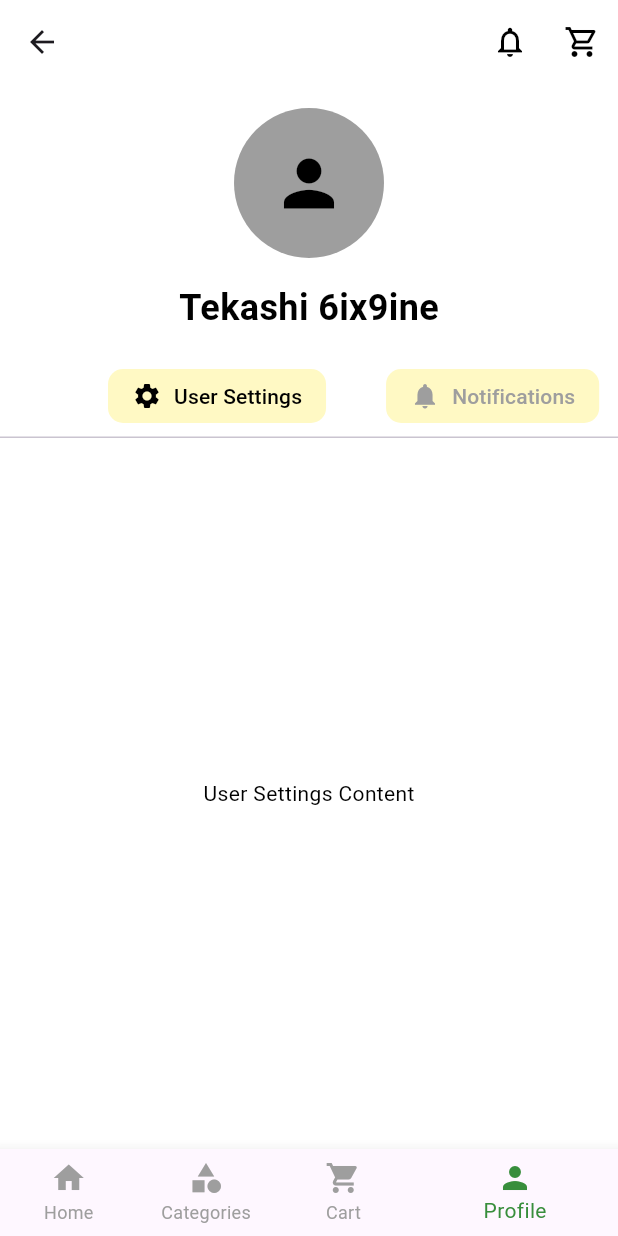
After one commit to Team-Dev-Alliance/aththatu, a Flutter app: the ProfilePage screen opened directly, on a phone screen of 412 x 824 dp. The commit adds this screen. Run offline on Flutter 3.47's test engine with Material 3 defaults, Android fonts, the phone set to English and light mode, and no system bars.

Commit message:
created the profile page

```diff
--- a/client/aththatu/lib/Home/home_page.dart
+++ b/client/aththatu/lib/Home/home_page.dart
@@ -34,7 +34,13 @@
         onTap: (index) {
           setState(() {
             _currentNavIndex = index;
-            // Handle navigation logic here
+            if (index == 1) {
+              Navigator.pushReplacementNamed(context, '/categories');
+            } else if (index == 2) {
+              Navigator.pushReplacementNamed(context, '/cart');
+            } else if (index == 3) {
+              Navigator.pushReplacementNamed(context, '/profile');
+            }
           });
         },
       ),
--- /dev/null
+++ b/client/aththatu/lib/Profile/profile_page.dart
@@ -0,0 +1,71 @@
+import 'package:flutter/material.dart';
+import '../components/profile_header.dart';
+import '../components/profie_tab_bar.dart';
+import 'user_settings_tab.dart';
+import 'notifications_tab.dart';
+import 'wishlist_tab.dart';
+import 'orders_tab.dart';
+import 'wallet_tab.dart';
+import '../components/title_bar.dart';
+import '../components/navigation_bar.dart' as nav;
+
+class ProfilePage extends StatefulWidget {
+  const ProfilePage({super.key});
+
+  @override
+  _ProfilePageState createState() => _ProfilePageState();
+}
+
+class _ProfilePageState extends State<ProfilePage> with SingleTickerProviderStateMixin {
+  late TabController _tabController;
+  int _currentNavIndex = 3; // Profile tab selected
+
+  @override
+  void initState() {
+    super.initState();
+    _tabController = TabController(length: 5, vsync: this);
+  }
+
+  @override
+  void dispose() {
+    _tabController.dispose();
+    super.dispose();
+  }
+
+  @override
+  Widget build(BuildContext context) {
+    return Scaffold(
+      appBar: const TitleBar(),
+      bottomNavigationBar: nav.NavigationBar(
+        currentIndex: _currentNavIndex,
+        onTap: (index) {
+          setState(() {
+            _currentNavIndex = index;
+            if (index == 0) {
+              Navigator.pushReplacementNamed(context, '/home');
+            }
+            // Handle other navigation logic
+          });
+        },
+      ),
+      body: Column(
+        children: [
+          const ProfileHeader(userName: 'Tekashi 6ix9ine'),
+          ProfileTabBar(controller: _tabController),
+          Expanded(
+            child: TabBarView(
+              controller: _tabController,
+              children: const [
+                UserSettingsTab(),
+                NotificationsTab(),
+                WishlistTab(),
+                OrdersTab(),
+                WalletTab(),
+              ],
+            ),
+          ),
+        ],
+      ),
+    );
+  }
+}
--- /dev/null
+++ b/client/aththatu/lib/Profile/user_settings_tab.dart
@@ -0,0 +1,12 @@
+import 'package:flutter/material.dart';
+
+class UserSettingsTab extends StatelessWidget {
+  const UserSettingsTab({super.key});
+
+  @override
+  Widget build(BuildContext context) {
+    return const Center(
+      child: Text('User Settings Content'),
+    );
+  }
+}
--- /dev/null
+++ b/client/aththatu/lib/components/profie_tab_bar.dart
@@ -0,0 +1,44 @@
+import 'package:flutter/material.dart';
+
+class ProfileTabBar extends StatelessWidget {
+  final TabController controller;
+
+  const ProfileTabBar({super.key, required this.controller});
+
+  @override
+  Widget build(BuildContext context) {
+    return TabBar(
+      controller: controller,
+      isScrollable: true,
+      labelColor: Colors.black,
+      unselectedLabelColor: Colors.grey,
+      indicatorColor: Colors.transparent,
+      tabs: [
+        _buildTab('User Settings', Icons.settings),
+        _buildTab('Notifications', Icons.notifications),
+        _buildTab('My Wishlist', Icons.favorite_border),
+        _buildTab('My Orders', Icons.receipt),
+        _buildTab('Wallet', Icons.account_balance_wallet),
+      ],
+    );
+  }
+
+  Widget _buildTab(String label, IconData icon) {
+    return Container(
+      margin: const EdgeInsets.symmetric(vertical: 8, horizontal: 4),
+      padding: const EdgeInsets.symmetric(horizontal: 16, vertical: 8),
+      decoration: BoxDecoration(
+        color: Colors.yellow[100],
+        borderRadius: BorderRadius.circular(10),
+      ),
+      child: Row(
+        mainAxisSize: MainAxisSize.min,
+        children: [
+          Icon(icon, size: 20),
+          const SizedBox(width: 8),
+          Text(label),
+        ],
+      ),
+    );
+  }
+}
--- /dev/null
+++ b/client/aththatu/lib/components/profile_header.dart
@@ -0,0 +1,28 @@
+import 'package:flutter/material.dart';
+
+class ProfileHeader extends StatelessWidget {
+  final String userName;
+
+  const ProfileHeader({super.key, required this.userName});
+
+  @override
+  Widget build(BuildContext context) {
+    return Padding(
+      padding: const EdgeInsets.all(16.0),
+      child: Column(
+        children: [
+          const CircleAvatar(
+            radius: 50,
+            backgroundColor: Colors.grey,
+            child: Icon(Icons.person, size: 50, color: Colors.black),
+          ),
+          const SizedBox(height: 16),
+          Text(
+            userName,
+            style: const TextStyle(fontSize: 24, fontWeight: FontWeight.bold),
+          ),
+        ],
+      ),
+    );
+  }
+}
```
Also changed, not shown: client/aththatu/lib/Profile/notifications_tab.dart (added, +12 -0 lines), client/aththatu/lib/Profile/orders_tab.dart (added, +144 -0 lines), client/aththatu/lib/Profile/wallet_tab.dart (added, +67 -0 lines), client/aththatu/lib/Profile/wishlist_tab.dart (added, +12 -0 lines).
